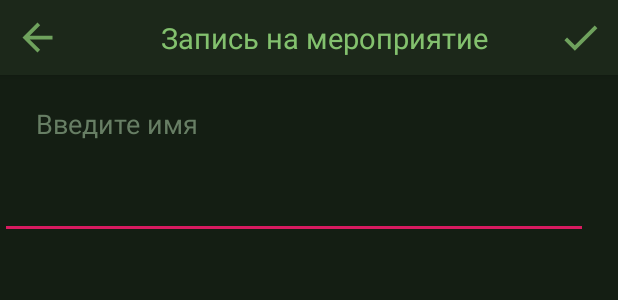
After one commit to Dimaman/studinfo, an Android app: the layout activity_info_to_activity.xml on its own in the app's theme, with its tools: preview values and no code run, on a phone screen of 412 x 824 dp. The commit adds this screen. Shown: the top 300 px of the screen. Run offline under Robolectric (Android 15) with nearby library versions, the phone set to English and light mode, and no system bars.

Commit message:
Внедрение 1.1.17

```diff
--- a/build.gradle
+++ b/build.gradle
@@ -15,8 +15,8 @@ android {
         applicationId "com.scg.studinfo"
         minSdkVersion 24
         targetSdkVersion 29
-        versionCode 65
-        versionName "1.1.15"
+        versionCode 67
+        versionName "1.1.17"
         testInstrumentationRunner "androidx.test.runner.AndroidJUnitRunner"
     }
     buildTypes {
--- a/src/main/AndroidManifest.xml
+++ b/src/main/AndroidManifest.xml
@@ -18,7 +18,9 @@
         android:supportsRtl="true"
         android:theme="@style/AppTheme"
         tools:ignore="GoogleAppIndexingWarning">
-        <activity android:name=".activities.StatsAppActivity"></activity>
+        <activity android:name=".activities.StatsNewsActivity"></activity>
+        <activity android:name=".activities.InfoToActivityActivity" />
+        <activity android:name=".activities.StatsAppActivity" />
         <activity android:name=".activities.AdminActivity" />
         <activity android:name=".activities.ResetPassActivity" />
         <activity android:name=".activities.EditlocalInfoActivity" />
--- a/src/main/java/com/scg/studinfo/activities/AddActivActivity.kt
+++ b/src/main/java/com/scg/studinfo/activities/AddActivActivity.kt
@@ -18,7 +18,7 @@ import kotlinx.android.synthetic.main.activity_add_activ.*
 import java.util.*
 
 
-class AddActivActivity() : AppCompatActivity(), CalendarDialog.ListenerCalendar {
+class AddActivActivity : AppCompatActivity(), CalendarDialog.ListenerCalendar {
     private lateinit var mFirebase: FireBaseHelper
     private lateinit var mCamera: CameraHelper
     private lateinit var mUri: Uri
@@ -56,6 +56,7 @@ class AddActivActivity() : AppCompatActivity(), CalendarDialog.ListenerCalendar
         icon_add_post.setOnClickListener { share() }
 
         sort_check.setOnClickListener { sort_check.isSelected = !sort_check.isSelected }
+        budu_check.setOnClickListener { budu_check.isSelected = !budu_check.isSelected }
 
         ch_box_razv.setOnClickListener {ch_box_razv.isSelected = !ch_box_razv.isSelected }
         ch_box_sport.setOnClickListener {ch_box_sport.isSelected = !ch_box_sport.isSelected }
@@ -199,6 +200,7 @@ class AddActivActivity() : AppCompatActivity(), CalendarDialog.ListenerCalendar
             startTime = dateCal.timeInMillis,
             text = text_active.text.toString(),
             sortWord = if(sort_check.isSelected) null else sortUnity,
+            checkBtn = budu_check.isSelected,
             img = img,
             kategories = cache.toList(),
             domColor = dominColor
--- a/src/main/java/com/scg/studinfo/models/FeedPost.kt
+++ b/src/main/java/com/scg/studinfo/models/FeedPost.kt
@@ -7,7 +7,7 @@ import java.sql.Date
 data class FeedPost(
     val uid: String? = null, val title: String? = null, val text: String? = null,
     val image: String? = null, val domColor: Int? = null, val img: String? = null,
-    val startTime: Long? = null, val sortWord: String? = null,
+    val startTime: Long? = null, val sortWord: String? = null, val checkBtn: Boolean? = null,
     val timestamp: Any? = ServerValue.TIMESTAMP, var isDelete: Boolean = false,
     val user: String? = null, val kategories: List<Boolean>? = null,
     @Exclude val uidNews: String? = null) {
--- /dev/null
+++ b/src/main/java/com/scg/studinfo/models/GuestsActiv.kt
@@ -0,0 +1,3 @@
+package com.scg.studinfo.models
+
+data class GuestsActiv(val name: String? = null, val group: String? = null)
--- /dev/null
+++ b/src/main/res/layout/activity_info_to_activity.xml
@@ -0,0 +1,64 @@
+<?xml version="1.0" encoding="utf-8"?>
+<androidx.constraintlayout.widget.ConstraintLayout xmlns:android="http://schemas.android.com/apk/res/android"
+    xmlns:app="http://schemas.android.com/apk/res-auto"
+    xmlns:tools="http://schemas.android.com/tools"
+    android:layout_width="match_parent"
+    android:layout_height="match_parent"
+    tools:context=".activities.InfoToActivityActivity">
+    <androidx.appcompat.widget.Toolbar
+        android:id="@+id/toolbar_up"
+        style="@style/toolbar"
+        android:elevation="4dp"
+        app:contentInsetStart="0dp"
+        tools:ignore="MissingConstraints">
+
+
+        <androidx.constraintlayout.widget.ConstraintLayout
+            android:layout_width="match_parent"
+            android:layout_height="wrap_content">
+
+            <ImageView
+                android:id="@+id/icon_back"
+                style="@style/button_toolbar"
+                android:src="@drawable/ic_back_selector"
+                app:layout_constraintStart_toStartOf="parent"
+                app:layout_constraintTop_toTopOf="parent"
+                app:layout_constraintBottom_toBottomOf="parent"/>
+
+            <TextView
+                android:id="@+id/text_toolbar_up"
+                style="@style/toolbar_text"
+                android:text="Запись на мероприятие"
+                app:layout_constraintBottom_toBottomOf="parent"
+                app:layout_constraintEnd_toEndOf="parent"
+                android:layout_marginStart="20dp"
+                app:layout_constraintStart_toStartOf="parent"
+                app:layout_constraintTop_toTopOf="parent" />
+            <ImageView
+                android:id="@+id/icon_check"
+                android:layout_width="50dp"
+                android:layout_height="50dp"
+                android:padding="10dp"
+                app:layout_constraintRight_toRightOf="parent"
+                app:layout_constraintTop_toTopOf="parent"
+                app:layout_constraintBottom_toBottomOf="parent"
+                android:src="@drawable/ic_check_selector" />
+
+
+        </androidx.constraintlayout.widget.ConstraintLayout>
+    </androidx.appcompat.widget.Toolbar>
+
+    <TextView
+        android:id="@+id/name_label"
+        style="@style/view_text"
+        app:layout_constraintStart_toStartOf="parent"
+        android:text="Введите имя"
+        app:layout_constraintTop_toBottomOf="@id/toolbar_up"/>
+    <EditText
+        android:id="@+id/name_input"
+        style="@style/info_input"
+        app:layout_constraintStart_toStartOf="parent"
+        app:layout_constraintTop_toBottomOf="@id/name_label"
+        android:inputType="textPersonName"/>
+
+</androidx.constraintlayout.widget.ConstraintLayout>
--- a/src/main/res/layout/fragment_timetable_now.xml
+++ b/src/main/res/layout/fragment_timetable_now.xml
@@ -18,11 +18,10 @@
         android:id="@+id/day_of_week_now"
         android:layout_width="match_parent"
         android:layout_height="wrap_content"
-        android:text="Сегодня"
+        android:text="Сегодня\n"
         android:textSize="20sp"
         android:textAlignment="center"
         app:layout_constraintTop_toTopOf="@id/tt_ram"
-        android:layout_marginTop="10dp"
         app:layout_constraintStart_toStartOf="parent"
         app:layout_constraintEnd_toEndOf="parent"/>
 
--- a/src/main/res/menu/item_feed_menu.xml
+++ b/src/main/res/menu/item_feed_menu.xml
@@ -1,5 +1,9 @@
 <?xml version="1.0" encoding="utf-8"?>
 <menu xmlns:android="http://schemas.android.com/apk/res/android">
+    <item
+        android:id="@+id/stats_news"
+        android:title="Список людей"
+        />
     <item
         android:id="@+id/delete_news"
         android:title="Удалить"
```
Also changed, not shown: src/main/java/com/scg/studinfo/activities/ActivityActivity.kt (+18 -6 lines), src/main/java/com/scg/studinfo/activities/InfoToActivityActivity.kt (added, +39 -0 lines), src/main/java/com/scg/studinfo/activities/ItemNewsActivity.kt (+70 -3 lines), src/main/java/com/scg/studinfo/activities/StatsNewsActivity.kt (added, +52 -0 lines), src/main/java/com/scg/studinfo/activities/TimetableActivity.kt (+36 -52 lines), src/main/java/com/scg/studinfo/activities/Utils.kt (+1 -9 lines), src/main/res/layout/activity_add_activ.xml (+13 -1 lines), src/main/res/layout/activity_item_news.xml (+28 -4 lines), src/main/res/layout/activity_stats_news.xml (added, +51 -0 lines), src/main/res/layout/feed_guests.xml (added, +30 -0 lines).
